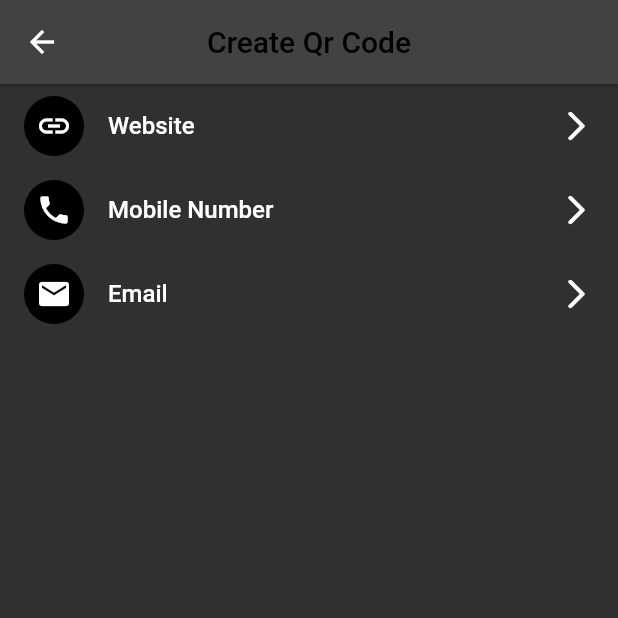
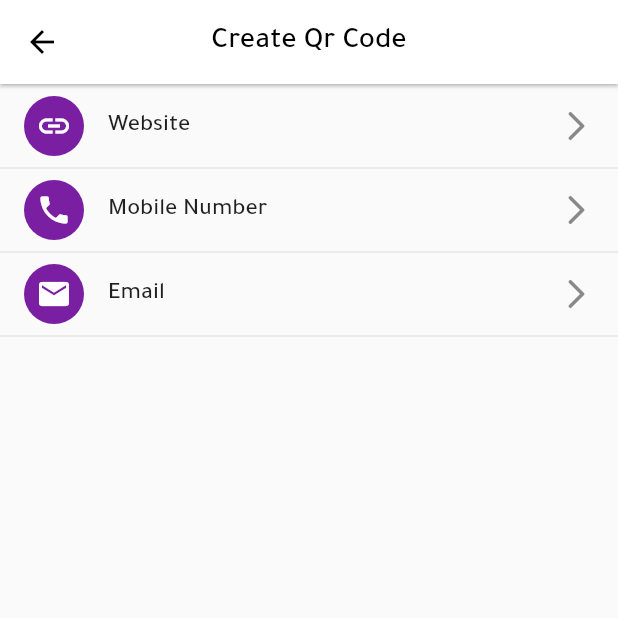
Before and after one commit to Modather-ali/qr_hub, a Flutter app: the screen it shows after launch, after a tap on the "add" icon, on a phone screen of 412 x 824 dp, the top half of it. Run offline on Flutter 3.47's test engine with Material 2 defaults, Android fonts, the phone set to English and light mode, and no system bars; our stand-ins replace auto_size_text, get, image_gallery_saver, permission_handler, screenshot, share_plus and 2 more; missing offline and left inert: circular_clip_route, day_night_switcher, qr_code_scanner, syncfusion_flutter_barcodes; accounts and stored records are empty.

Commit message:
new update

```diff
--- a/lib/main.dart
+++ b/lib/main.dart
@@ -3,7 +3,12 @@ import 'package:qr_hub/packages.dart';
 void main() async {
   WidgetsFlutterBinding.ensureInitialized();
   await SystemChrome.setPreferredOrientations([DeviceOrientation.portraitUp]);
+  await initService();
   runApp(const MyApp());
+}
+
+Future initService() async {
+  await Get.putAsync(() => ThemeController().init());
 }
 
 class MyApp extends StatefulWidget {
@@ -14,10 +19,10 @@ class MyApp extends StatefulWidget {
 }
 
 class _MyAppState extends State<MyApp> {
-  final ThemeController _themeController = Get.put(ThemeController());
+  // final ThemeController _themeController = Get.put(ThemeController());
   @override
   void initState() {
-    _themeController.readData();
+    // _themeController.readData();
     super.initState();
   }
 
@@ -28,14 +33,10 @@ class _MyAppState extends State<MyApp> {
       title: 'QrHub',
       theme: lightTheme,
       darkTheme: darkTheme,
-      themeMode: _themeController.themeMode == 'dark'
-          ? ThemeMode.dark
-          : ThemeMode.light,
-      home: GetBuilder<ThemeController>(
-          init: ThemeController(),
-          builder: (_) {
-            return const HomeScreen();
-          }),
+      // themeMode: _themeController.themeMode == 'dark'
+      //     ? ThemeMode.dark
+      //     : ThemeMode.light,
+      home: const HomeScreen(),
     );
   }
 }
--- a/lib/packages.dart
+++ b/lib/packages.dart
@@ -1,5 +1,6 @@
 export 'package:auto_size_text/auto_size_text.dart';
 export 'package:circular_clip_route/circular_clip_route.dart';
+export 'package:day_night_switcher/day_night_switcher.dart';
 export 'package:flutter/foundation.dart';
 export 'package:flutter/material.dart';
 export 'package:flutter/services.dart';
@@ -10,6 +11,7 @@ export 'package:permission_handler/permission_handler.dart';
 export 'package:qr_code_scanner/qr_code_scanner.dart';
 export 'package:screenshot/screenshot.dart';
 export 'package:share_plus/share_plus.dart';
+export 'package:shared_preferences/shared_preferences.dart';
 export 'package:sqflite/sqflite.dart';
 export 'package:syncfusion_flutter_barcodes/barcodes.dart';
 export 'package:url_launcher/url_launcher.dart';
--- a/lib/src/components/nice_list_tile.dart
+++ b/lib/src/components/nice_list_tile.dart
@@ -3,26 +3,37 @@ import 'package:qr_hub/packages.dart';
 class NiceListTile extends StatelessWidget {
   final String titleText;
   final IconData iconData;
+  final bool showTrailing;
   final void Function()? onTap;
   const NiceListTile({
     Key? key,
     required this.titleText,
     required this.iconData,
     this.onTap,
+    this.showTrailing = true,
   }) : super(key: key);
 
   @override
   Widget build(BuildContext context) {
-    return ListTile(
+    return Column(
+      children: [
+        ListTile(
           onTap: onTap,
           title: Text(
             titleText,
             style: const TextStyle(fontWeight: FontWeight.w500),
           ),
           leading: CircleAvatar(child: Icon(iconData)),
-      trailing: const Icon(
+          trailing: showTrailing
+              ? const Icon(
                   Icons.arrow_forward_ios_rounded,
+                )
+              : null,
         ),
+        const Divider(
+          height: 0,
+        ),
+      ],
     );
   }
 }
--- a/lib/src/components/side_drawer.dart
+++ b/lib/src/components/side_drawer.dart
@@ -3,30 +3,73 @@ import '../../packages.dart';
 class SideDrawer extends StatelessWidget {
   SideDrawer({Key? key}) : super(key: key);
   final ThemeController _themeController = Get.put(ThemeController());
+  final String _appStoreLink =
+      'https://play.google.com/store/apps/details?id=com.example.qr_hub';
+  final String _githubLink = 'https://github.com/Modather-ali/qr_hub';
+  _lunchUrl(String link) async {
+    Uri url = Uri.parse(link);
+    if (await canLaunchUrl(url)) {
+      await launchUrl(
+        url,
+        mode: LaunchMode.externalApplication,
+      );
+    }
+  }
+
   @override
   Widget build(BuildContext context) {
     return Drawer(
       width: 220,
       child: ListView(
         children: [
+          Container(
+            height: 100,
+            margin: const EdgeInsets.symmetric(vertical: 20),
+            decoration: BoxDecoration(
+              image: DecorationImage(
+                image: AssetImage(appIcon),
+              ),
+            ),
+          ),
           NiceListTile(
-            onTap: () {
-              bool isDark = _themeController.themeMode == 'dark';
-              _themeController.updateDate(
-                newLocale: _themeController.local,
-                newMode: isDark ? 'light' : 'dark',
-              );
+            onTap: () async {
+              await Share.share(_appStoreLink);
             },
             titleText: 'Share the app',
             iconData: Icons.share,
+            showTrailing: false,
+          ),
+          NiceListTile(
+            onTap: () async {
+              _lunchUrl(_appStoreLink);
+            },
+            titleText: 'Rate us',
+            iconData: Icons.star_rate,
+            showTrailing: false,
+          ),
+          NiceListTile(
+            onTap: () async {
+              _lunchUrl(_githubLink);
+            },
+            titleText: 'Source Code',
+            iconData: Icons.code,
+            showTrailing: false,
           ),
           const NiceListTile(
-            titleText: 'Rate us',
-            iconData: Icons.star_rate,
+            titleText: 'عربي',
+            iconData: Icons.translate,
+            showTrailing: false,
           ),
-          // NiceListTile(titleText: '', iconData: Icons),
-          // NiceListTile(titleText: '', iconData: Icons),
-          // NiceListTile(titleText: '', iconData: Icons),
+          // NiceListTile(titleText: '', iconData: Icons, showTrailing: false,),
+
+          Center(
+            child: DayNightSwitcher(
+              isDarkModeEnabled: _themeController.isDark,
+              onStateChanged: (isDarkModeEnabled) async {
+                await _themeController.setThemeMode(isDarkModeEnabled);
+              },
+            ),
+          ),
         ],
       ),
     );
--- a/lib/src/controller/theme_controller.dart
+++ b/lib/src/controller/theme_controller.dart
@@ -1,43 +1,27 @@
-import 'dart:developer';
-
 import '../../packages.dart';
 
-class ThemeController extends GetxController {
+class ThemeController extends GetxService {
+  late SharedPreferences _sharedPreferences;
   final SqlDatabase _sqlDatabase = SqlDatabase();
-  String themeMode = 'dark';
+  bool isDark = false;
   String local = 'en';
 
-  Future readData() async {
-    List<Map<String, Object?>> data;
-    QRModel qrModel;
-    data = await _sqlDatabase.readData('SELECT * FROM AppData');
-    if (data.isNotEmpty) {
-      for (var element in data) {
-        themeMode = element['theme_mode'].toString();
-        local = element['local'].toString();
-      }
-    } else {
-      await _sqlDatabase.insertData(
-          "INSERT INTO 'AppData' ('theme_mode', 'local') VALUES('$themeMode', '$local')");
-    }
-    log('theme $themeMode');
-    log('local $local');
-    update();
+  Future<ThemeController> init() async {
+    _sharedPreferences = await SharedPreferences.getInstance();
+    isDark = _sharedPreferences.getBool('theme_mode') ?? false;
+    local = _sharedPreferences.getString('local') ?? 'en';
+    await setThemeMode(isDark);
+
+    return this;
   }
 
-  Future updateDate({
-    required String newMode,
-    required String newLocale,
-  }) async {
-    await _sqlDatabase.updateData('''
-        UPDATE AppData SET
-        theme_mode = "$newMode",
-        local = "$newLocale"
-        ''');
-    themeMode = newMode;
-    local = newLocale;
-    log('new theme $themeMode');
-    log('new local $local');
-    update();
+  Future setThemeMode(bool isDarkMode) async {
+    if (isDarkMode) {
+      Get.changeTheme(darkTheme);
+    } else {
+      Get.changeTheme(lightTheme);
+    }
+    isDark = isDarkMode;
+    await _sharedPreferences.setBool('theme_mode', isDarkMode);
   }
 }
--- a/pubspec.yaml
+++ b/pubspec.yaml
@@ -51,6 +51,7 @@ dependencies:
   flutter_dismissible_tile: ^1.0.2
   splashscreen: ^1.3.5
   day_night_switcher: ^0.2.0+1
+  shared_preferences: ^2.0.15
 
 
 dev_dependencies:
```
Also changed, not shown: lib/src/screens/view_qr_code.dart (+0 -9 lines), pubspec.lock, 1 other file. Lines whose indentation alone changed are shown as unchanged.
